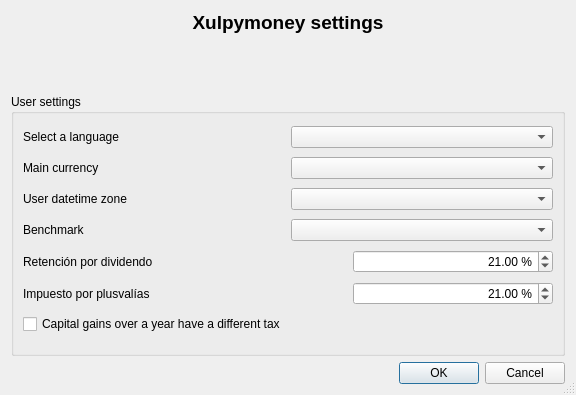
Before: the Qt Designer form ui/frmSettings.ui in turulomio/xulpymoney, drawn with Qt 5.
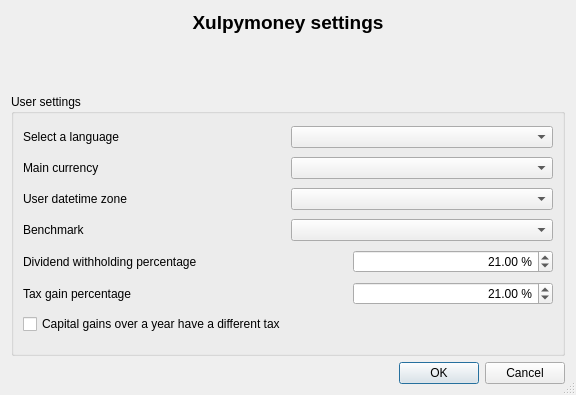
After: the same form once the commit is applied. Icons and pictures are not drawn.

Patch:
```diff
--- a/ui/frmSettings.ui
+++ b/ui/frmSettings.ui
@@ -189,7 +189,7 @@
             <item>
              <widget class="QLabel" name="label_5">
               <property name="text">
-               <string>Retención por dividendo</string>
+               <string>Dividend withholding percentage</string>
               </property>
               <property name="alignment">
                <set>Qt::AlignLeading|Qt::AlignLeft|Qt::AlignVCenter</set>
@@ -234,7 +234,7 @@
             <item>
              <widget class="QLabel" name="label_6">
               <property name="text">
-               <string>Impuesto por plusvalías</string>
+               <string>Tax gain percentage</string>
               </property>
               <property name="alignment">
                <set>Qt::AlignLeading|Qt::AlignLeft|Qt::AlignVCenter</set>
```
